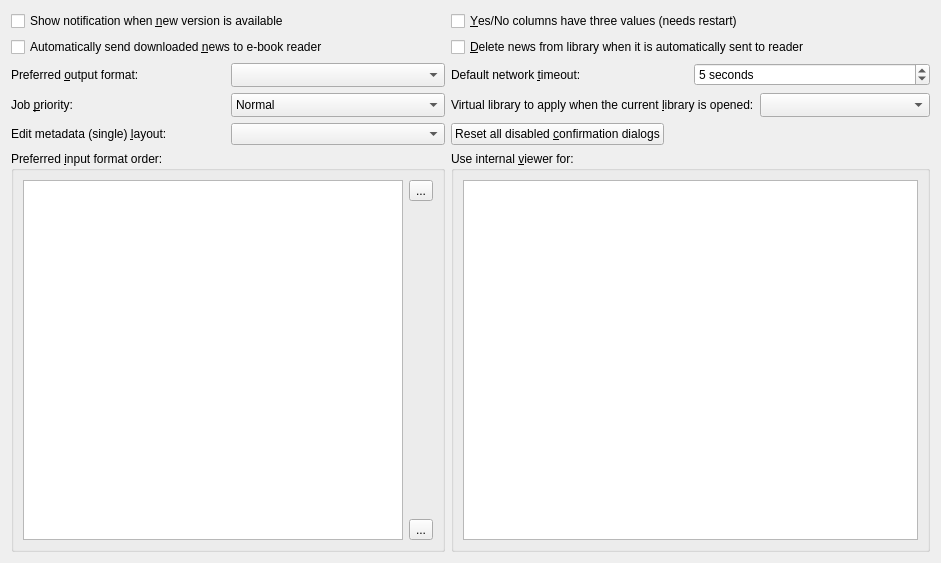
Qt form src/calibre/gui2/preferences/behavior.ui (debian-calibre/calibre) before a commit.
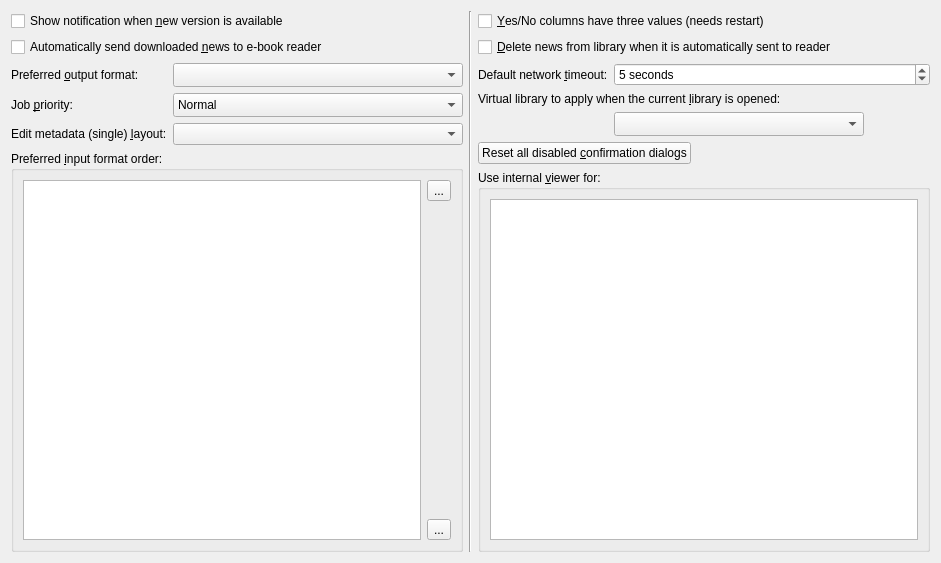
The same form after that commit. Icons and pictures are not drawn.

Diff of the .ui file:
```diff
--- a/src/calibre/gui2/preferences/behavior.ui
+++ b/src/calibre/gui2/preferences/behavior.ui
@@ -13,52 +13,24 @@
   <property name="windowTitle">
    <string>Form</string>
   </property>
-  <layout class="QGridLayout" name="gridLayout">
-   <item row="1" column="0">
+  <layout class="QHBoxLayout" name="horizontalLayout">
+   <item>
+    <layout class="QFormLayout" name="formLayout">
+     <item row="0" column="0" colspan="2">
     <widget class="QCheckBox" name="opt_new_version_notification">
      <property name="text">
       <string>Show notification when &amp;new version is available</string>
      </property>
     </widget>
    </item>
-   <item row="1" column="1">
-    <widget class="QCheckBox" name="opt_bools_are_tristate">
-     <property name="toolTip">
-      <string>If checked, Yes/No custom columns values can be Yes, No, or Unknown.
-If not checked, the values can be Yes or No.</string>
-     </property>
-     <property name="text">
-      <string>&amp;Yes/No columns have three values (needs restart)</string>
-     </property>
-    </widget>
-   </item>
-   <item row="3" column="0">
+     <item row="3" column="0" colspan="2">
     <widget class="QCheckBox" name="opt_upload_news_to_device">
      <property name="text">
       <string>Automatically send downloaded &amp;news to e-book reader</string>
      </property>
     </widget>
    </item>
-   <item row="3" column="1">
-    <widget class="QCheckBox" name="opt_delete_news_from_library_on_upload">
-     <property name="text">
-      <string>&amp;Delete news from library when it is automatically sent to reader</string>
-     </property>
-    </widget>
-   </item>
-   <item row="5" column="0">
-    <layout class="QHBoxLayout">
-     <item>
-      <widget class="QLabel" name="label_23">
-       <property name="text">
-        <string>Preferred &amp;output format:</string>
-       </property>
-       <property name="buddy">
-        <cstring>opt_output_format</cstring>
-       </property>
-      </widget>
-     </item>
-     <item>
+     <item row="7" column="1">
       <widget class="QComboBox" name="opt_output_format">
        <property name="sizeAdjustPolicy">
         <enum>QComboBox::AdjustToMinimumContentsLengthWithIcon</enum>
@@ -68,44 +40,7 @@
        </property>
       </widget>
      </item>
-    </layout>
-   </item>
-   <item row="5" column="1">
-    <layout class="QHBoxLayout">
-     <item>
-      <widget class="QLabel" name="label_2">
-       <property name="text">
-        <string>Default network &amp;timeout:</string>
-       </property>
-       <property name="buddy">
-        <cstring>opt_network_timeout</cstring>
-       </property>
-      </widget>
-     </item>
-     <item>
-      <widget class="QSpinBox" name="opt_network_timeout">
-       <property name="toolTip">
-        <string>Set the default timeout for network fetches (i.e. anytime we go out to the internet to get information)</string>
-       </property>
-       <property name="suffix">
-        <string> seconds</string>
-       </property>
-       <property name="minimum">
-        <number>2</number>
-       </property>
-       <property name="maximum">
-        <number>120</number>
-       </property>
-       <property name="value">
-        <number>5</number>
-       </property>
-      </widget>
-     </item>
-    </layout>
-   </item>
-   <item row="7" column="0">
-    <layout class="QHBoxLayout">
-     <item>
+     <item row="9" column="0">
       <widget class="QLabel" name="priority_label">
        <property name="text">
         <string>Job &amp;priority:</string>
@@ -115,7 +50,7 @@
        </property>
       </widget>
      </item>
-     <item>
+     <item row="9" column="1">
       <widget class="QComboBox" name="opt_worker_process_priority">
        <property name="sizeAdjustPolicy">
         <enum>QComboBox::AdjustToMinimumContentsLengthWithIcon</enum>
@@ -140,64 +75,21 @@
        </item>
       </widget>
      </item>
-    </layout>
-   </item>
-   <item row="7" column="1">
-    <layout class="QHBoxLayout">
-     <item>
-      <widget class="QLabel" name="label_170">
-       <property name="text">
-        <string>Virtual library to apply when the current &amp;library is opened:</string>
-       </property>
-       <property name="buddy">
-        <cstring>opt_virtual_lib_on_startup</cstring>
-       </property>
-      </widget>
-     </item>
-     <item>
-      <widget class="QComboBox" name="opt_virtual_lib_on_startup">
-       <property name="maximumSize">
-        <size>
-         <width>250</width>
-         <height>16777215</height>
-        </size>
-       </property>
-       <property name="toolTip">
-        <string>Use this virtual library on calibre startup if the current library is being used. Also applied when switching to this library. Note that this setting is per library. </string>
-       </property>
-       <property name="sizeAdjustPolicy">
-        <enum>QComboBox::AdjustToMinimumContentsLengthWithIcon</enum>
-       </property>
-       <property name="minimumContentsLength">
-        <number>15</number>
-       </property>
-      </widget>
-     </item>
-    </layout>
-   </item>
-   <item row="8" column="0">
-    <layout class="QHBoxLayout">
-     <item>
-      <widget class="QLabel" name="edit_metadata_single_label">
-       <property name="text">
-        <string>Edit metadata (single) &amp;layout:</string>
-       </property>
-       <property name="buddy">
-        <cstring>opt_edit_metadata_single_layout</cstring>
-       </property>
-      </widget>
-     </item>
-     <item>
+     <item row="14" column="1">
       <widget class="QComboBox" name="opt_edit_metadata_single_layout">
        <property name="toolTip">
         <string>Choose a different layout for the Edit Metadata dialog. The compact metadata layout favors editing custom metadata over changing covers and formats.</string>
        </property>
       </widget>
      </item>
-    </layout>
-   </item>
-   <item row="19" column="0">
+     <item row="15" column="0" colspan="2">
     <widget class="QGroupBox" name="groupBox_5">
+       <property name="sizePolicy">
+        <sizepolicy hsizetype="Preferred" vsizetype="Expanding">
+         <horstretch>0</horstretch>
+         <verstretch>2</verstretch>
+        </sizepolicy>
+       </property>
      <property name="title">
       <string>Preferred &amp;input format order:</string>
      </property>
@@ -206,6 +98,12 @@
        <layout class="QHBoxLayout" name="horizontalLayout_10">
         <item>
          <widget class="QListWidget" name="opt_input_order">
+            <property name="sizePolicy">
+             <sizepolicy hsizetype="Expanding" vsizetype="Expanding">
+              <horstretch>0</horstretch>
+              <verstretch>0</verstretch>
+             </sizepolicy>
+            </property>
           <property name="alternatingRowColors">
            <bool>true</bool>
           </property>
@@ -258,8 +156,124 @@
      </layout>
     </widget>
    </item>
-   <item row="19" column="1">
+     <item row="7" column="0">
+      <widget class="QLabel" name="label_23">
+       <property name="text">
+        <string>Preferred &amp;output format:</string>
+       </property>
+       <property name="buddy">
+        <cstring>opt_output_format</cstring>
+       </property>
+      </widget>
+     </item>
+     <item row="14" column="0">
+      <widget class="QLabel" name="edit_metadata_single_label">
+       <property name="text">
+        <string>Edit metadata (single) &amp;layout:</string>
+       </property>
+       <property name="buddy">
+        <cstring>opt_edit_metadata_single_layout</cstring>
+       </property>
+      </widget>
+     </item>
+    </layout>
+   </item>
+   <item>
+    <widget class="Line" name="line">
+     <property name="orientation">
+      <enum>Qt::Vertical</enum>
+     </property>
+    </widget>
+   </item>
+   <item>
+    <layout class="QFormLayout" name="formLayout_2">
+     <item row="0" column="0" colspan="2">
+      <widget class="QCheckBox" name="opt_bools_are_tristate">
+       <property name="toolTip">
+        <string>If checked, Yes/No custom columns values can be Yes, No, or Unknown.
+If not checked, the values can be Yes or No.</string>
+       </property>
+       <property name="text">
+        <string>&amp;Yes/No columns have three values (needs restart)</string>
+       </property>
+      </widget>
+     </item>
+     <item row="1" column="0" colspan="2">
+      <widget class="QCheckBox" name="opt_delete_news_from_library_on_upload">
+       <property name="text">
+        <string>&amp;Delete news from library when it is automatically sent to reader</string>
+       </property>
+      </widget>
+     </item>
+     <item row="3" column="0">
+      <widget class="QLabel" name="label_2">
+       <property name="text">
+        <string>Default network &amp;timeout:</string>
+       </property>
+       <property name="buddy">
+        <cstring>opt_network_timeout</cstring>
+       </property>
+      </widget>
+     </item>
+     <item row="3" column="1">
+      <widget class="QSpinBox" name="opt_network_timeout">
+       <property name="toolTip">
+        <string>Set the default timeout for network fetches (i.e. anytime we go out to the internet to get information)</string>
+       </property>
+       <property name="suffix">
+        <string> seconds</string>
+       </property>
+       <property name="minimum">
+        <number>2</number>
+       </property>
+       <property name="maximum">
+        <number>120</number>
+       </property>
+       <property name="value">
+        <number>5</number>
+       </property>
+      </widget>
+     </item>
+     <item row="5" column="1">
+      <widget class="QComboBox" name="opt_virtual_lib_on_startup">
+       <property name="maximumSize">
+        <size>
+         <width>250</width>
+         <height>16777215</height>
+        </size>
+       </property>
+       <property name="toolTip">
+        <string>Use this virtual library on calibre startup if the current library is being used. Also applied when switching to this library. Note that this setting is per library. </string>
+       </property>
+       <property name="sizeAdjustPolicy">
+        <enum>QComboBox::AdjustToMinimumContentsLengthWithIcon</enum>
+       </property>
+       <property name="minimumContentsLength">
+        <number>15</number>
+       </property>
+      </widget>
+     </item>
+     <item row="6" column="0" colspan="2">
+      <widget class="QPushButton" name="reset_confirmation_button">
+       <property name="sizePolicy">
+        <sizepolicy hsizetype="Maximum" vsizetype="Fixed">
+         <horstretch>0</horstretch>
+         <verstretch>0</verstretch>
+        </sizepolicy>
+       </property>
+       <property name="text">
+        <string>Reset all disabled &amp;confirmation dialogs</string>
+       </property>
+      </widget>
+     </item>
+     <item row="7" column="0" colspan="2">
     <widget class="QGroupBox" name="groupBox_3">
+       <property name="sizePolicy">
+        <sizepolicy hsizetype="Preferred" vsizetype="Expanding">
+         <horstretch>0</horstretch>
+         <verstretch>3</verstretch>
+        </sizepolicy>
+       </property>
      <property name="title">
       <string>Use internal &amp;viewer for:</string>
      </property>
@@ -277,18 +291,17 @@
      </layout>
     </widget>
    </item>
-   <item row="8" column="1">
-    <widget class="QPushButton" name="reset_confirmation_button">
-     <property name="sizePolicy">
-      <sizepolicy hsizetype="Maximum" vsizetype="Fixed">
-       <horstretch>0</horstretch>
-       <verstretch>0</verstretch>
-      </sizepolicy>
-     </property>
+     <item row="4" column="0" colspan="2">
+      <widget class="QLabel" name="label_170">
      <property name="text">
-      <string>Reset all disabled &amp;confirmation dialogs</string>
-     </property>
-    </widget>
+        <string>Virtual library to apply when the current &amp;library is opened:</string>
+       </property>
+       <property name="buddy">
+        <cstring>opt_virtual_lib_on_startup</cstring>
+       </property>
+      </widget>
+     </item>
+    </layout>
    </item>
   </layout>
  </widget>
```
Lines whose indentation alone changed are shown as unchanged.
